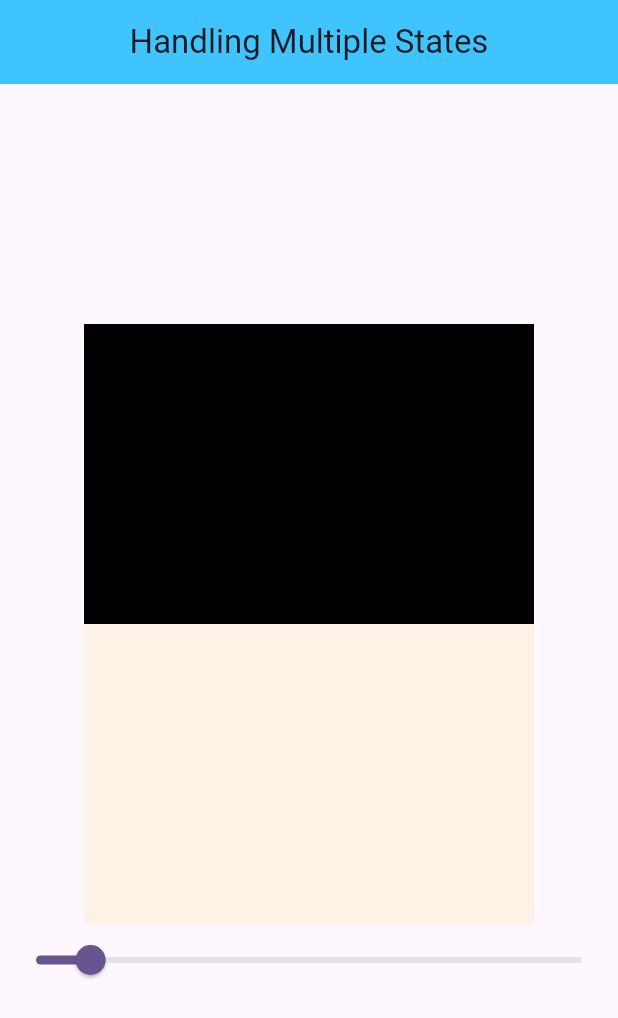
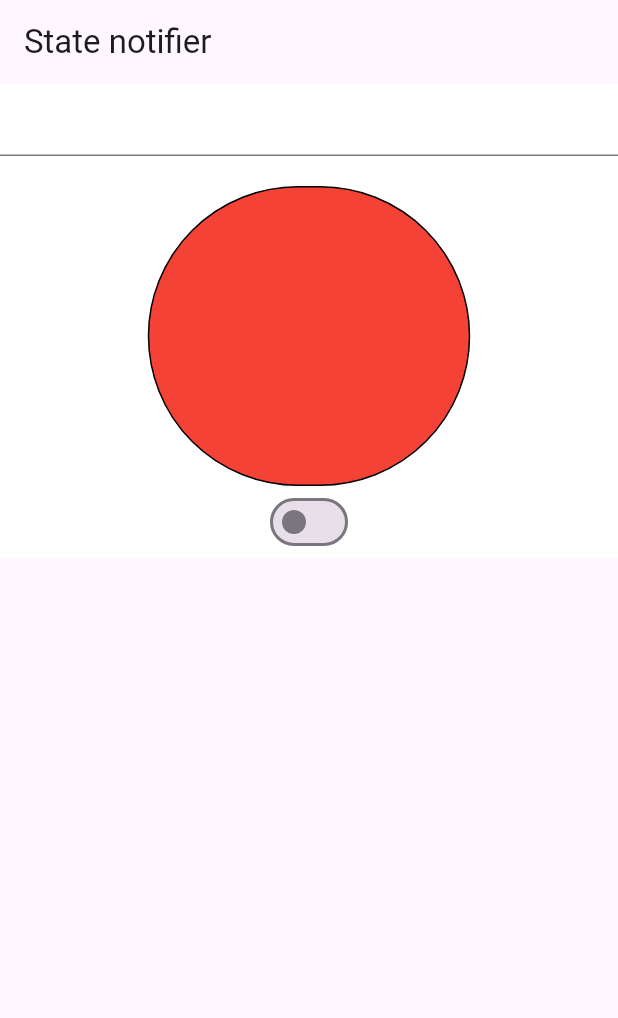
Before and after one commit to aamir-14/Riverpod, a Flutter app: the screen it shows after launch, on a phone screen of 412 x 824 dp. Shown: the top 1018 px of the screen. Run offline on Flutter 3.47's test engine with Material 3 defaults, Android fonts, the phone set to English and light mode, and no system bars; our stand-ins replace flutter_riverpod, riverpod.

Commit message:
Adding StateNotifier Files

```diff
--- a/lib/main.dart
+++ b/lib/main.dart
@@ -1,5 +1,6 @@
 import 'package:flutter/material.dart';
 import 'package:flutter_riverpod/flutter_riverpod.dart';
+import 'package:riverpod_journey/state_notifier_provider/home.dart';
 
 import 'package:riverpod_journey/multiple%20_state_with_provider/multiple_state.dart';
 
@@ -22,7 +23,7 @@ class MyApp extends StatelessWidget {
 
         colorScheme: .fromSeed(seedColor: Colors.deepPurple),
       ),
-      home: MultipleStateProvider()
+      home: SearchScreen()
     )
     );
   }
--- /dev/null
+++ b/lib/state_notifier_provider/home.dart
@@ -0,0 +1,87 @@
+import 'package:flutter/material.dart';
+import 'package:flutter_riverpod/flutter_riverpod.dart';
+import 'package:flutter_riverpod/legacy.dart';
+import 'package:riverpod_journey/state_notifier_provider/search_provider.dart';
+
+
+
+class SearchScreen extends ConsumerWidget {
+  const SearchScreen({super.key});
+
+  @override
+  Widget build(BuildContext context, WidgetRef ref) {
+    debugPrint("WHole");
+      return Scaffold(
+        appBar: AppBar(
+          title: Text("State notifier"),
+        ),
+
+        body: SingleChildScrollView(
+          child: Consumer( builder: (context, ref, child){
+            debugPrint("Main");
+
+            final changer = ref.watch(searchProvider.select((State)=>State.onoff));
+            return Container(
+              decoration: BoxDecoration(
+                color: changer? Colors.black : Colors.white
+              ),
+
+              child: Column(
+                children: [
+                  TextField(
+                    onChanged: (value){
+                      ref.read(searchProvider.notifier).search(value);
+                    },
+                  ),
+                  Consumer(builder: (context, ref, child){
+                    debugPrint("Main");
+                    final srch = ref.watch(searchProvider.select((State)=>State.search));
+                    return Text(srch);
+                  }),
+
+                   Consumer( builder: (context, ref, child){
+                  debugPrint("Hero");
+                  final slider = ref.watch(searchProvider.select((State)=> State.onoff));
+                  return
+                  InkWell(
+                    onTap: (){
+                       final StateProvider = ref.read(searchProvider.notifier);
+                      StateProvider.state = StateProvider.state.copyWith( cont: !slider );
+                    },
+                    child: Container(
+                      height: 200,
+                      width: 215,
+                      decoration: BoxDecoration(
+                       color: slider ? const Color.fromARGB(255, 234, 221, 82) : Colors.red,
+                       border: Border.all(color: Colors.black),
+                       borderRadius: BorderRadius.circular(150)
+                      ),
+
+                    ),
+                  );
+                }
+                ),
+
+                Consumer(builder: (context, ref, child){
+                  debugPrint("Last");
+
+                  final watch = ref.watch(searchProvider.select((State)=>State.onoff));
+
+                  return Center(
+                    child:  Switch(value: watch, onChanged: (value){
+
+                      final stateNotifier = ref.read(searchProvider.notifier);
+                      stateNotifier.state = stateNotifier.state.copyWith(onoff: value);
+
+                    }),
+                  );
+                })
+                ],
+              ),
+            );
+          }
+          ),
+        ),
+      );
+  }
+}
```
Also changed, not shown: lib/multiple _state_with_provider/multiple_state.dart (+93 -0 lines), lib/state_notifier_provider/search_provider.dart (added, +54 -0 lines).
